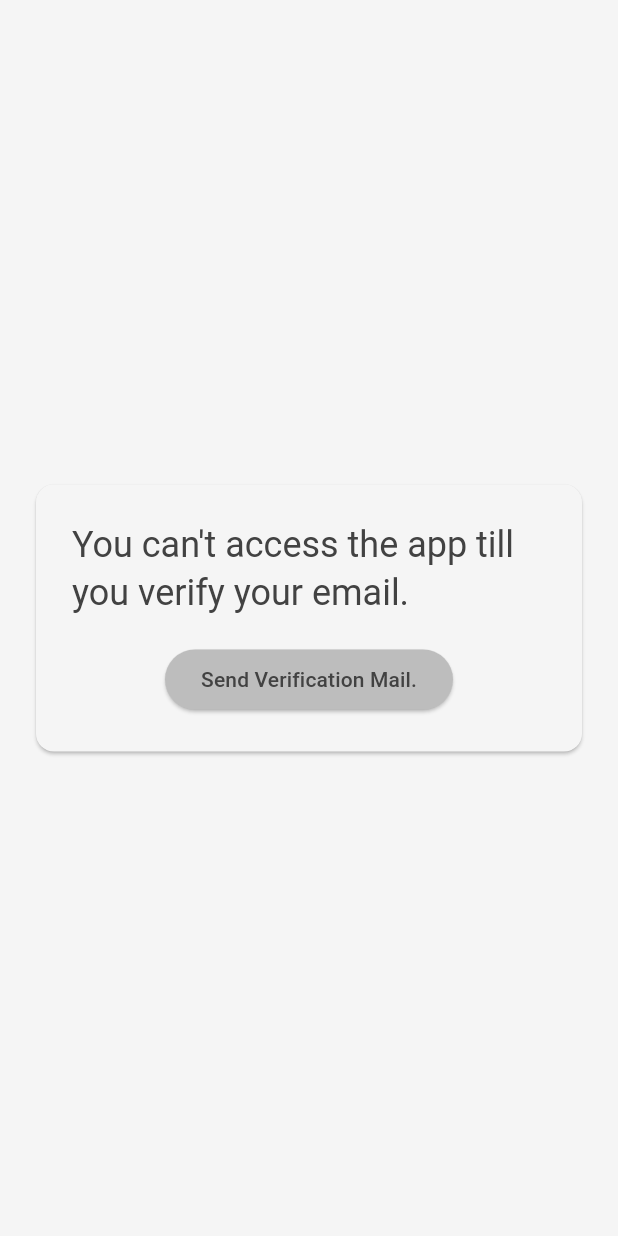
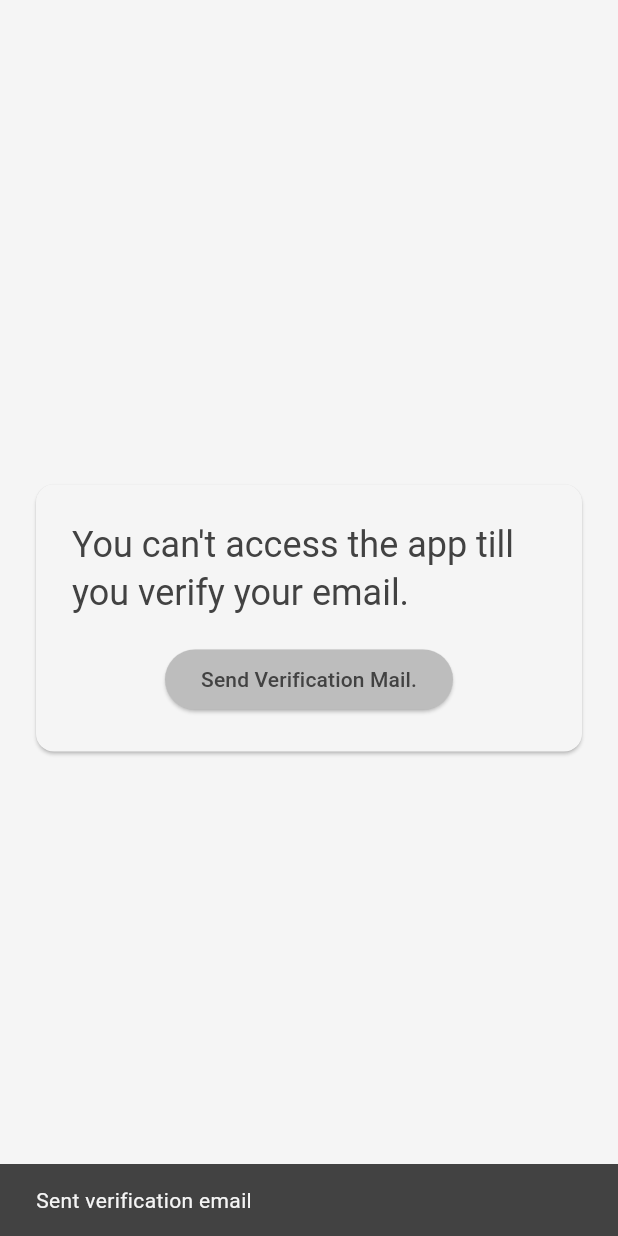
Before and after one commit to elnaddar/firebase_auth_crud_social_media_app, a Flutter app: the VerifyEmailPage screen opened directly, after a tap on "Send Verification Mail.", on a phone screen of 412 x 824 dp. Run offline on Flutter 3.47's test engine with Material 3 defaults, Android fonts, the phone set to English and light mode, and no system bars; our stand-ins replace firebase_auth, firebase_core, flutter_bloc, go_router; missing offline and left inert: form_map; accounts and stored records are empty; network calls fail; statements that could not run were skipped.

Commit message:
verify email page shows meesage to inform user that verification email sent.

```diff
--- a/lib/views/verify_email/verify_email_page.dart
+++ b/lib/views/verify_email/verify_email_page.dart
@@ -65,10 +65,17 @@ class _VerifyEmailPageState extends State<VerifyEmailPage> {
                   ),
                   if (kIsWeb || !Platform.isWindows)
                     ElevatedButton(
-                      onPressed: () => context
-                          .read<FirebaseAuthService>()
-                          .currentUser!
-                          .sendEmailVerification(),
+                      onPressed: () {
+                        context
+                            .read<FirebaseAuthService>()
+                            .currentUser!
+                            .sendEmailVerification();
+                        ScaffoldMessenger.of(context).showSnackBar(
+                          const SnackBar(
+                            content: Text("Sent verification email"),
+                          ),
+                        );
+                      },
                       child: const Text("Send Verification Mail."),
                     )
                   else
```
